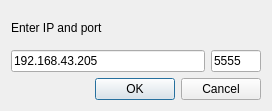
Before: the Qt Designer form wirelessconnectdialog.ui in NikhilMTomy/adbclient, drawn with Qt 5.
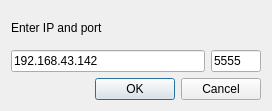
After: the same form once the commit is applied.

Diff of the .ui file:
```diff
--- a/wirelessconnectdialog.ui
+++ b/wirelessconnectdialog.ui
@@ -26,7 +26,7 @@
      <item>
       <widget class="QLineEdit" name="line_edit_ip">
        <property name="text">
-        <string>192.168.43.205</string>
+        <string>192.168.43.142</string>
        </property>
       </widget>
      </item>
```
